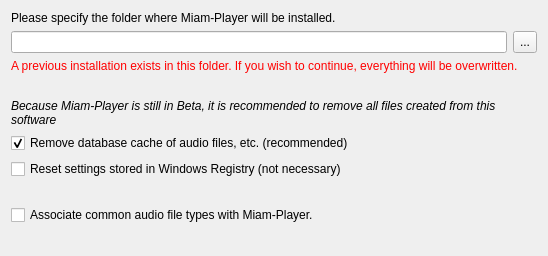
First picture: the form in packaging/windows/packages/org.miamplayer.core/meta/targetwidget.ui, repository MBach/Miam-Player, before the edit.
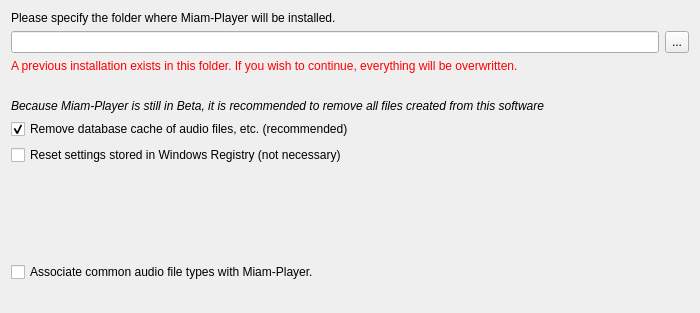
Second picture: the form after the edit.

What changed in the file:
```diff
--- a/packaging/windows/packages/org.miamplayer.core/meta/targetwidget.ui
+++ b/packaging/windows/packages/org.miamplayer.core/meta/targetwidget.ui
@@ -6,8 +6,8 @@
    <rect>
     <x>0</x>
     <y>0</y>
-    <width>548</width>
-    <height>256</height>
+    <width>700</width>
+    <height>313</height>
    </rect>
   </property>
   <property name="sizePolicy">
@@ -18,8 +18,8 @@
   </property>
   <property name="minimumSize">
    <size>
-    <width>548</width>
-    <height>250</height>
+    <width>700</width>
+    <height>280</height>
    </size>
   </property>
   <property name="windowTitle">
@@ -79,7 +79,7 @@
       <enum>Qt::Vertical</enum>
      </property>
      <property name="sizeType">
-      <enum>QSizePolicy::Fixed</enum>
+      <enum>QSizePolicy::Preferred</enum>
      </property>
      <property name="sizeHint" stdset="0">
       <size>
@@ -91,6 +91,12 @@
    </item>
    <item>
     <widget class="QLabel" name="labelUserShouldRemove">
+     <property name="sizePolicy">
+      <sizepolicy hsizetype="Preferred" vsizetype="Fixed">
+       <horstretch>0</horstretch>
+       <verstretch>0</verstretch>
+      </sizepolicy>
+     </property>
      <property name="font">
       <font>
        <italic>true</italic>
@@ -127,7 +133,7 @@
       <enum>Qt::Vertical</enum>
      </property>
      <property name="sizeType">
-      <enum>QSizePolicy::Fixed</enum>
+      <enum>QSizePolicy::MinimumExpanding</enum>
      </property>
      <property name="sizeHint" stdset="0">
       <size>
@@ -152,10 +158,13 @@
      <property name="orientation">
       <enum>Qt::Vertical</enum>
      </property>
+     <property name="sizeType">
+      <enum>QSizePolicy::Preferred</enum>
+     </property>
      <property name="sizeHint" stdset="0">
       <size>
        <width>20</width>
-       <height>122</height>
+       <height>20</height>
       </size>
      </property>
     </spacer>
```
